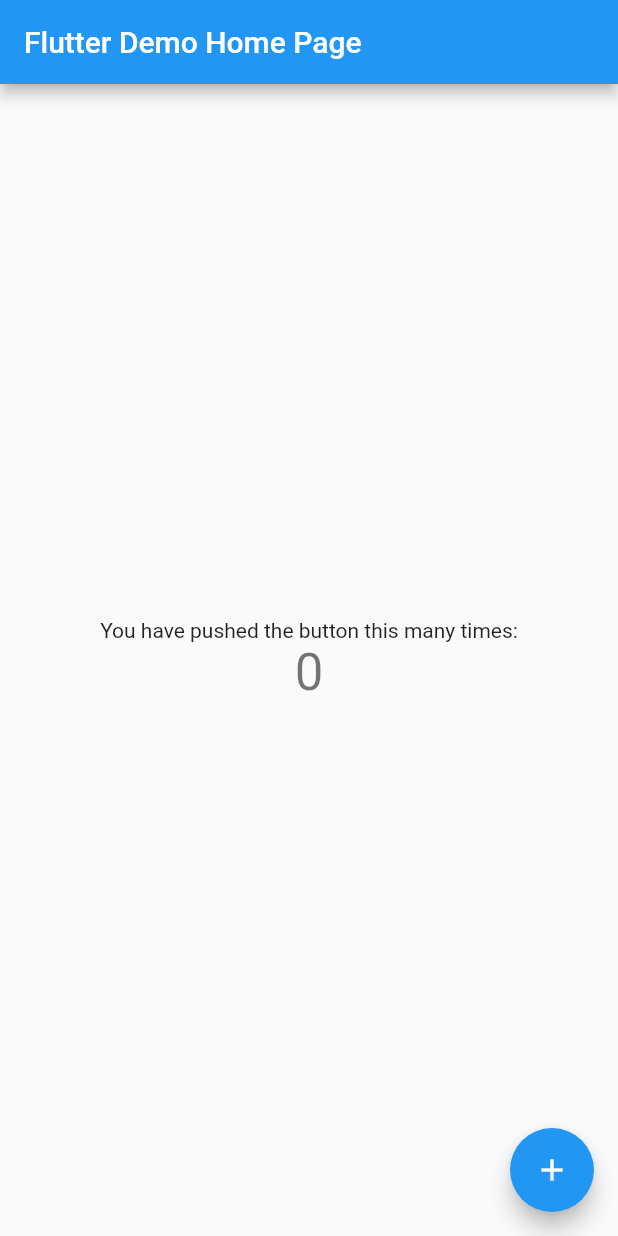
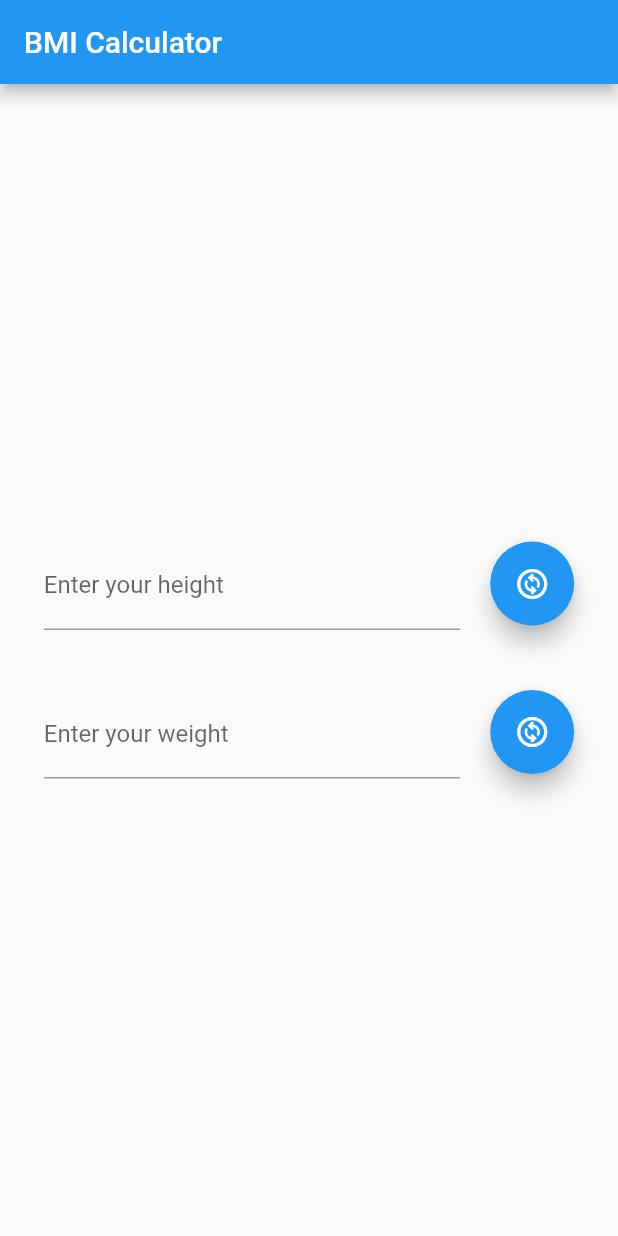
Before and after one commit to michnow363/BMI_Calculator, a Flutter app: the screen it shows after launch, on a phone screen of 412 x 824 dp. Run offline on Flutter 3.47's test engine with Material 2 defaults, Android fonts, the phone set to English and light mode, and no system bars.

Commit message:
Added ValueRow widget, allowing user to provide height and weight. Deleted default widgets.

```diff
--- a/lib/main.dart
+++ b/lib/main.dart
@@ -1,3 +1,4 @@
+import 'package:bmi_calculator/widgets/value_row.dart';
 import 'package:flutter/material.dart';
 
 void main() {
@@ -12,7 +13,7 @@ class MyApp extends StatelessWidget {
       theme: ThemeData(
         primarySwatch: Colors.blue,
       ),
-      home: HomePage(title: 'Flutter Demo Home Page'),
+      home: HomePage(title: 'BMI Calculator'),
     );
   }
 }
@@ -27,17 +28,10 @@ class HomePage extends StatefulWidget {
 }
 
 class _HomePageState extends State<HomePage> {
-  int _counter = 0;
-
-  void _incrementCounter() {
-    setState(() {
-      _counter++;
-    });
-  }
 
   @override
   Widget build(BuildContext context) {
-     return Scaffold(
+    return Scaffold(
       appBar: AppBar(
         title: Text(widget.title),
       ),
@@ -45,20 +39,10 @@ class _HomePageState extends State<HomePage> {
         child: Column(
           mainAxisAlignment: MainAxisAlignment.center,
           children: <Widget>[
-            Text(
-              'You have pushed the button this many times:',
-            ),
-            Text(
-              '$_counter',
-              style: Theme.of(context).textTheme.headline4,
-            ),
+            ValueRow('Enter your height', 'Change metric'),
+            ValueRow('Enter your weight', 'Change metric'),
           ],
         ),
-      ),
-      floatingActionButton: FloatingActionButton(
-        onPressed: _incrementCounter,
-        tooltip: 'Increment',
-        child: Icon(Icons.add),
       ),
     );
   }
--- /dev/null
+++ b/lib/widgets/value_row.dart
@@ -0,0 +1,52 @@
+import 'package:flutter/material.dart';
+
+class ValueRow extends StatefulWidget {
+  final String _text_box_title;
+  final String _button_tooltip;
+
+  ValueRow(this._text_box_title, this._button_tooltip);
+
+  @override
+  State<StatefulWidget> createState() {
+    return ValueRowState(_text_box_title, _button_tooltip);
+  }
+}
+
+class ValueRowState extends State<ValueRow> {
+  final String _text_box_title;
+  final String _button_tooltip;
+
+  ValueRowState(this._text_box_title, this._button_tooltip);
+
+  @override
+  Widget build(BuildContext context) {
+    return Padding(
+      padding: EdgeInsets.all(20),
+      child: Row(
+          crossAxisAlignment: CrossAxisAlignment.start,
+          mainAxisAlignment: MainAxisAlignment.center,
+          children: <Widget>[
+            Flexible(
+              flex: 4,
+              child: Padding(
+                padding: EdgeInsets.only(right: 20),
+                child: TextFormField(
+                  keyboardType: TextInputType.number,
+                  decoration: InputDecoration(
+                    border: UnderlineInputBorder(),
+                    labelText: _text_box_title,
+                  ),
+                ),
+              ),
+            ),
+            Flexible(
+                flex: 1,
+                child: FloatingActionButton(
+                  onPressed: () => {},
+                  tooltip: _button_tooltip,
+                  child: Icon(Icons.change_circle_outlined),
+                )),
+          ]),
+    );
+  }
+}
```
